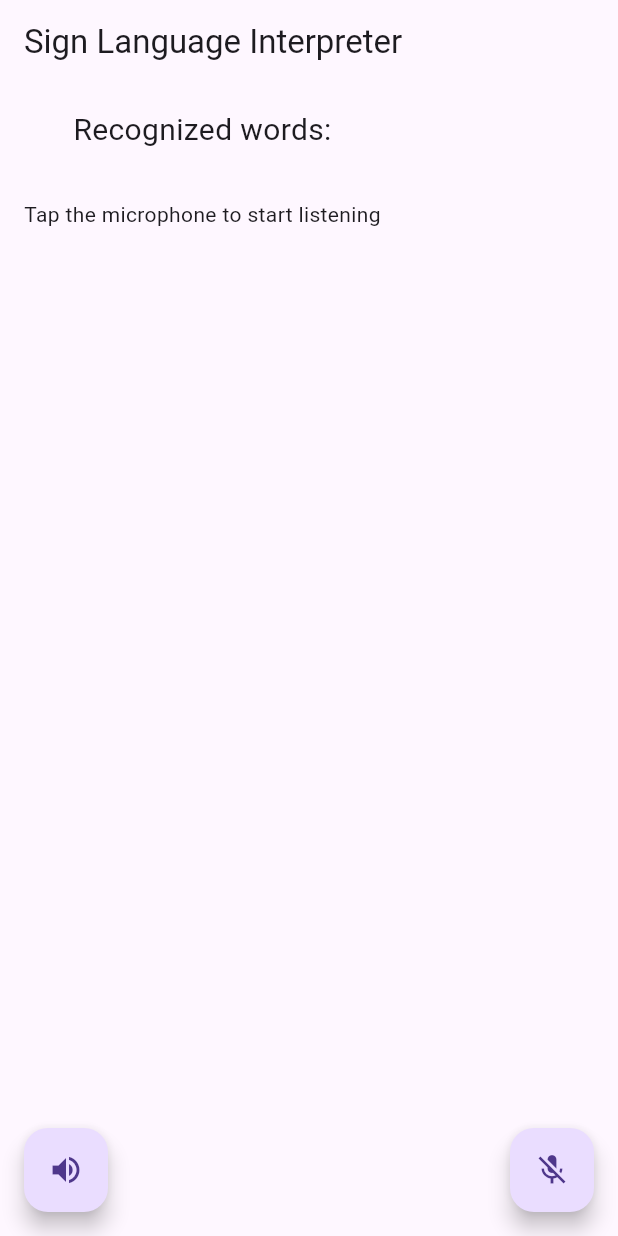
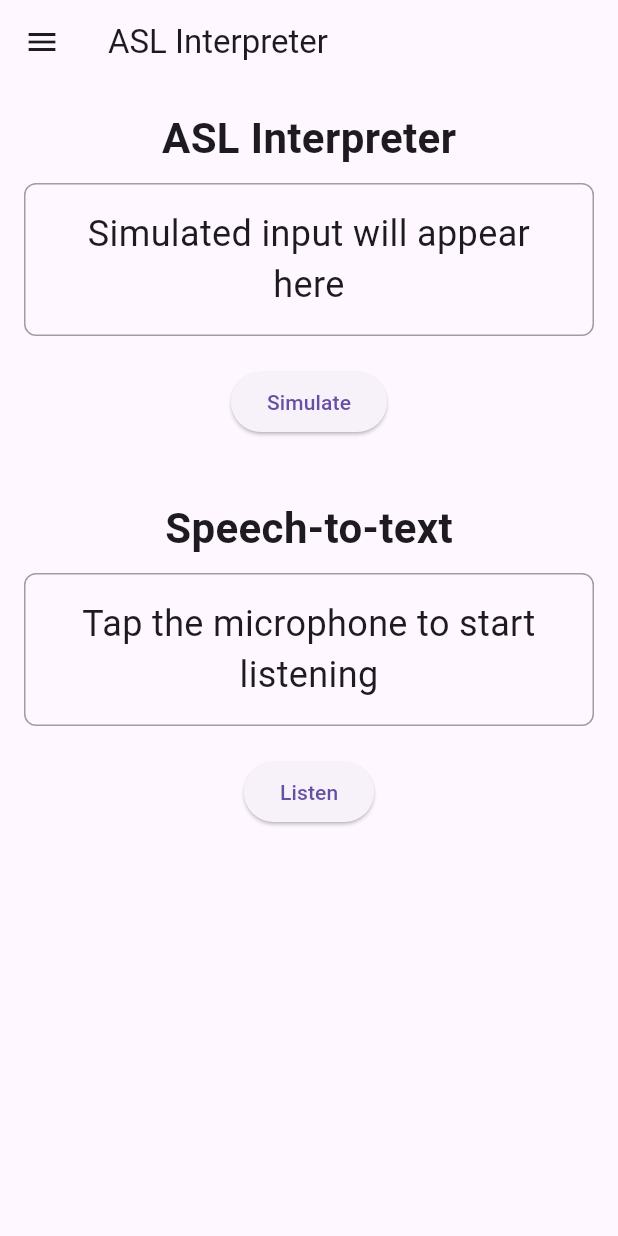
Before and after one commit to gideonfenster/sign_language_interpreter, a Flutter app: the screen it shows after launch, on a phone screen of 412 x 824 dp. Run offline on Flutter 3.47's test engine with Material 3 defaults, Android fonts, the phone set to English and light mode, and no system bars; our stand-ins replace flutter_blue_plus, flutter_tts, speech_to_text; missing offline and left inert: dart:ffi, tflite_flutter.

Commit message:
BT and ML framework

```diff
--- a/lib/main.dart
+++ b/lib/main.dart
@@ -1,7 +1,10 @@
+import 'dart:async';
+import 'dart:math';
 import 'package:flutter/material.dart';
+import 'package:flutter_tts/flutter_tts.dart';
 import 'package:speech_to_text/speech_recognition_result.dart';
 import 'package:speech_to_text/speech_to_text.dart';
-import 'package:flutter_tts/flutter_tts.dart';
+import 'ble_demo.dart';
 
 void main() {
   runApp(const MyApp());
@@ -14,119 +17,226 @@ class MyApp extends StatelessWidget {
   Widget build(BuildContext context) {
     return const MaterialApp(
       title: 'Sign Language Detection',
-      home: MyHomePage(),
+      home: ASLInterpreterPage(), // Set ASLInterpreterPage as the default home page
     );
   }
 }
 
-class MyHomePage extends StatefulWidget {
-  const MyHomePage({super.key});
+// ASL Interpreter Page
+class ASLInterpreterPage extends StatefulWidget {
+  const ASLInterpreterPage({super.key});
 
   @override
-  _MyHomePageState createState() => _MyHomePageState();
+  _ASLInterpreterPageState createState() => _ASLInterpreterPageState();
 }
 
-class _MyHomePageState extends State<MyHomePage> {
+class _ASLInterpreterPageState extends State<ASLInterpreterPage> {
+  FlutterTts flutterTts = FlutterTts();
   final SpeechToText _speechToText = SpeechToText();
-  FlutterTts flutterTts = FlutterTts();
   bool _speechEnabled = false;
-  String _lastWords = 'Tap the microphone to start listening';
+  String _lastWords = "Tap the microphone to start listening";
+  String _randomText = "Simulated input will appear here"; // Store the accumulated text
+  int _itemCount = 0; // Track the number of items added
+
+  // List of random text values
+  final List<String> randomValues = [
+    "hello",
+    "goodbye",
+    "please",
+    "thank you",
+    "yes",
+    "no",
+    "A",
+    "B",
+    "C",
+    "D",
+    "E",
+    "F",
+    "G",
+    "H",
+    "I",
+    "J",
+    "K"
+  ];
+
+  Timer? _timer; // Timer for appending values
 
   @override
   void initState() {
     super.initState();
-    _initSpeech();
+    _initSpeech(); // Initialize speech recognition on startup
   }
 
-  /// This has to happen only once per app
+  // Initialize speech-to-text
   void _initSpeech() async {
     _speechEnabled = await _speechToText.initialize();
-    await flutterTts.awaitSpeakCompletion(true);
     setState(() {});
   }
 
-  /// Each time to start a speech recognition session
+  // Start listening for speech input
   void _startListening() async {
     await _speechToText.listen(onResult: _onSpeechResult);
     setState(() {});
   }
 
-  /// Manually stop the active speech recognition session
-  /// Note that there are also timeouts that each platform enforces
-  /// and the SpeechToText plugin supports setting timeouts on the
-  /// listen method.
+  // Stop listening for speech input
   void _stopListening() async {
     await _speechToText.stop();
     setState(() {});
   }
 
-  /// This is the callback that the SpeechToText plugin calls when
-  /// the platform returns recognized words.
+  // Callback when speech is recognized
   void _onSpeechResult(SpeechRecognitionResult result) {
     setState(() {
       _lastWords = result.recognizedWords;
     });
   }
 
-  Future _startSpeaking() async {
-    await flutterTts.speak(_lastWords);
+  // Generate and append random value every second
+  void _simulateText() {
+    // Reset before starting
+    _randomText = "";
+    _itemCount = 0;
+    _timer?.cancel(); // Cancel any previous timer
+
+    // Start the timer to append one value every second
+    _timer = Timer.periodic(const Duration(seconds: 1), (timer) {
+      if (_itemCount < 5) {
+        // Pick a random value
+        final randomIndex = Random().nextInt(randomValues.length);
+        final newWord = randomValues[randomIndex];
+
+        // Append the new word to the randomText and speak it
+        setState(() {
+          _randomText += (_itemCount == 0 ? "" : " ") + newWord;
+          _itemCount++;
+        });
+
+        _speakText(newWord); // Speak the newly added word
+      } else {
+        // Stop the timer after 5 items have been added
+        timer.cancel();
+      }
+    });
+  }
+
+  // Speak the text aloud
+  Future<void> _speakText(String text) async {
+    await flutterTts.speak(text);
+  }
+
+  @override
+  void dispose() {
+    _timer?.cancel(); // Cancel the timer when the widget is disposed
+    super.dispose();
   }
 
   @override
   Widget build(BuildContext context) {
     return Scaffold(
       appBar: AppBar(
-        title: const Text('Sign Language Interpreter'),
+        title: const Text('ASL Interpreter'),
       ),
-      body: Stack(
-        children: <Widget>[
-          Column(
-            mainAxisAlignment: MainAxisAlignment.center,
-            children: <Widget>[
+      drawer: _buildDrawer(context),
+      body: Center(
+        child: Padding(
+          padding: const EdgeInsets.all(16.0),
+          child: Column(
+            mainAxisAlignment: MainAxisAlignment.start,
+            crossAxisAlignment: CrossAxisAlignment.center,
+            children: [
+              // Header for the top section
+              const Text(
+                'ASL Interpreter',
+                style: TextStyle(fontSize: 28, fontWeight: FontWeight.bold),
+              ),
+              const SizedBox(height: 10),
+
+              // Text box for random generated words
               Container(
                 padding: const EdgeInsets.all(16),
-                child: const Text(
-                  'Recognized words:',
-                  style: TextStyle(fontSize: 20.0),
+                decoration: BoxDecoration(
+                  border: Border.all(color: Colors.grey),
+                  borderRadius: BorderRadius.circular(8),
+                ),
+                child: Text(
+                  _randomText,
+                  textAlign: TextAlign.center,
+                  style: const TextStyle(fontSize: 24),
                 ),
               ),
-              Expanded(
-                child: Container(
-                  padding: const EdgeInsets.all(16),
-                  child: Text(_lastWords),
+              const SizedBox(height: 20),
+
+              // Simulate button
+              ElevatedButton(
+                onPressed: _simulateText,
+                child: const Text("Simulate"),
+              ),
+              const SizedBox(height: 40), // Space between the two sections
+
+              // Header for the bottom section
+              const Text(
+                'Speech-to-text',
+                style: TextStyle(fontSize: 28, fontWeight: FontWeight.bold),
+              ),
+              const SizedBox(height: 10),
+
+              // Text box for speech recognition results
+              Container(
+                padding: const EdgeInsets.all(16),
+                decoration: BoxDecoration(
+                  border: Border.all(color: Colors.grey),
+                  borderRadius: BorderRadius.circular(8),
                 ),
+                child: Text(
+                  _lastWords,
+                  textAlign: TextAlign.center,
+                  style: const TextStyle(fontSize: 24),
+                ),
+              ),
+              const SizedBox(height: 20),
+
+              // Listen button to start speech recognition
+              ElevatedButton(
+                onPressed: _speechToText.isNotListening ? _startListening : _stopListening,
+                child: Text(_speechToText.isNotListening ? "Listen" : "Stop Listening"),
               ),
             ],
           ),
-          Padding(
-            padding: EdgeInsets.all(16.0),
-            child:
-              Align(
-                alignment: Alignment.bottomRight,
-                child:
-                  FloatingActionButton(
-                    onPressed:
-                        // If not yet listening for speech start, otherwise stop
-                        _speechToText.isNotListening ? _startListening : _stopListening,
-                    tooltip: 'Listen',
-                    child: Icon(_speechToText.isNotListening ? Icons.mic_off : Icons.mic),
-                  ),
-              ),
+        ),
+      ),
+    );
+  }
+
+  Widget _buildDrawer(BuildContext context) {
+    return Drawer(
+      child: ListView(
+        padding: EdgeInsets.zero,
+        children: [
+          const DrawerHeader(
+            decoration: BoxDecoration(
+              color: Colors.blue,
+            ),
+            child: Text('Menu'),
           ),
-          Padding(
-            padding: EdgeInsets.all(16.0),
-            child:
-              Align(
-                alignment: Alignment.bottomLeft,
-                child:
-                  FloatingActionButton(
-                    onPressed:
-                        _startSpeaking,
-                    tooltip: 'Speak',
-                    child: const Icon(Icons.volume_up),
-                  ),
-              ),
-          )
+          ListTile(
+            title: const Text('ASL Interpreter'),
+            onTap: () {
+              Navigator.push(
+                context,
+                MaterialPageRoute(builder: (context) => const ASLInterpreterPage()),
+              );
+            },
+          ),
+          ListTile(
+            title: const Text('BLE Demo'),
+            onTap: () {
+              Navigator.push(
+                context,
+                MaterialPageRoute(builder: (context) => const BLEDemoPage()),
+              );
+            },
+          ),
         ],
       ),
     );
--- a/pubspec.yaml
+++ b/pubspec.yaml
@@ -35,6 +35,8 @@ dependencies:
   permission_handler: ^10.2.0
   speech_to_text: ^7.0.0
   flutter_tts: ^4.0.2
+  flutter_blue_plus: ^1.33.5
+  tflite_flutter: ^0.11.0
 
   # The following adds the Cupertino Icons font to your application.
   # Use with the CupertinoIcons class for iOS style icons.
@@ -61,7 +63,8 @@ flutter:
   # included with your application, so that you can use the icons in
   # the material Icons class.
   uses-material-design: true
-
+  assets:
+    - assets/asl_model.tflite
   # To add assets to your application, add an assets section, like this:
   # assets:
   #   - images/a_dot_burr.jpeg
```
Also changed, not shown: lib/ble_data_ingestion.dart (added, +314 -0 lines), lib/ble_demo.dart (added, +167 -0 lines), pubspec.lock, 5 other files.
